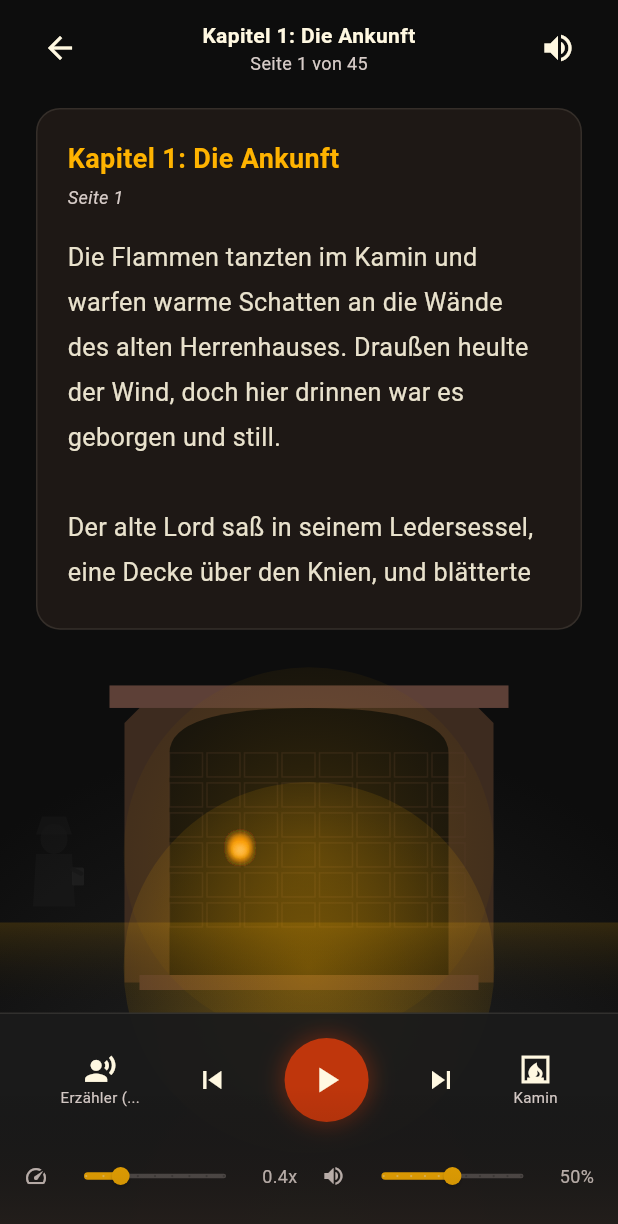
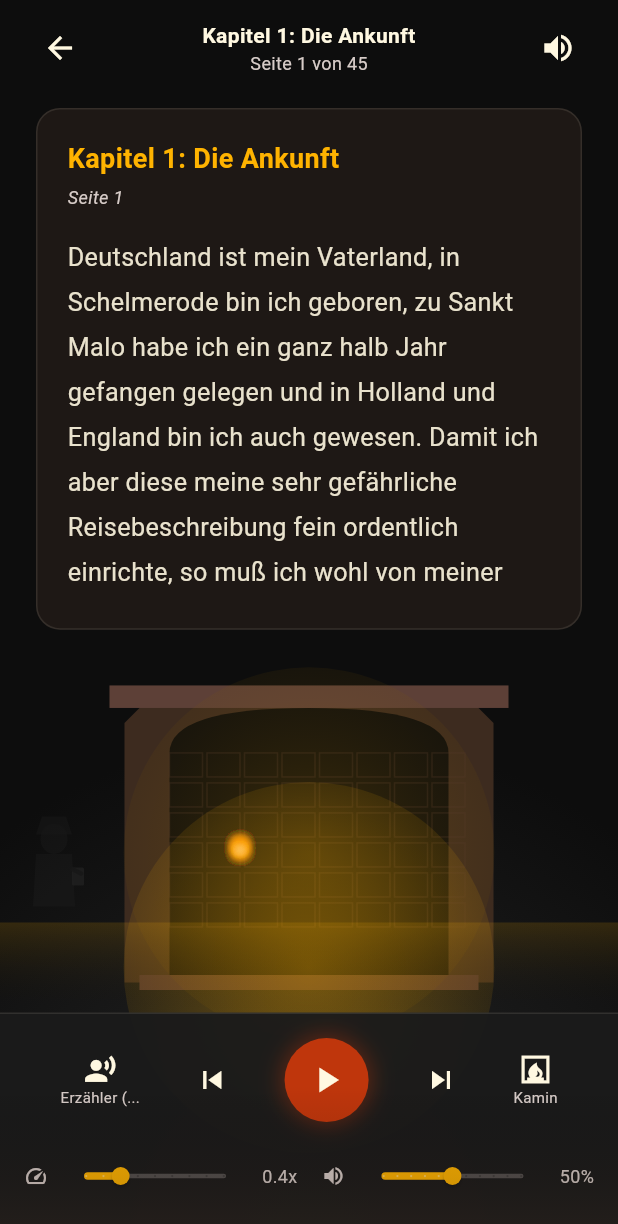
Before and after one commit to samwest1285-arch/nova-reader, a Flutter app: the FireplaceScreen screen opened by its route, on a phone screen of 412 x 824 dp. Shown: the top 1224 px of the screen. Run offline on Flutter 3.47's test engine with Material 3 defaults, Android fonts, the light colour scheme and no system bars; our stand-ins replace audioplayers, camera, equatable, file_picker, flutter_riverpod, flutter_tts and 3 more; missing offline and left inert: epubx, google_mlkit_text_recognition; accounts and stored records are empty; Roboto replaces fonts that are missing (Georgia).

Commit message:
Add echte deutsche Leseprobe (Schelmuffsky) für Kaminzimmer-Vorlesefunktion

```diff
--- a/lib/screens/fireplace/fireplace_screen.dart
+++ b/lib/screens/fireplace/fireplace_screen.dart
@@ -49,12 +49,12 @@ class _FireplaceScreenState extends ConsumerState<FireplaceScreen>
     'Kapitel 4: Die Begegnung',
   ];
 
-  // Sample book text for fireplace reading
+  // Sample book text for fireplace reading (aus "Schelmuffsky" von Christian Reuter, 1696)
   final List<String> _pageTexts = [
-    'Die Flammen tanzten im Kamin und warfen warme Schatten an die Wände des alten Herrenhauses. Draußen heulte der Wind, doch hier drinnen war es geborgen und still.\n\nDer alte Lord saß in seinem Ledersessel, eine Decke über den Knien, und blätterte in einem vergilbten Buch. Die Seiten raschelten leise, und der Duft von altem Papier und Leder erfüllte den Raum.',
-    'Es war in jener stürmischen Nacht, als der Bote an die Tür klopfte. Drei Mal klopfte er, und jeder Schlag hallte durch die hallenden Gänge des Anwesens.\n\nDer Lord erhob sich mühsam und öffnete die schwere Eichentür. Draußen stand ein junger Mann, triefend vor Nässe, einen versiegelten Brief in der Hand.',
-    '"Eine Nachricht von Ihrer Nichte, Mylord", sagte der Bote und reichte ihm das Schreiben. Das Siegel trug das Wappen der Familie - ein silberner Wolf auf blauem Grund.\n\nDer Lord brach das Siegel und begann zu lesen. Seine Miene wechselte von Neugier zu tiefer Besorgnis.',
-    'Die Worte auf dem Papier erzählten von einer Entdeckung, die alles verändern würde. Ein verborgenes Zimmer, eine alte Karte, ein Geheimnis, das seit Generationen in der Familie gehütet wurde.\n\n"Kommen Sie schnell", stand am Ende des Briefes. "Die Zeit drängt."',
+    'Deutschland ist mein Vaterland, in Schelmerode bin ich geboren, zu Sankt Malo habe ich ein ganz halb Jahr gefangen gelegen und in Holland und England bin ich auch gewesen. Damit ich aber diese meine sehr gefährliche Reisebeschreibung fein ordentlich einrichte, so muß ich wohl von meiner wunderlichen Geburt den Anfang machen. Als die große Ratte, welche meiner Frau Mutter ein ganz neu seiden Kleid zerfressen, mit dem Besen nicht hatte können totgeschlagen werden, indem sie meiner Schwester zwischen den Beinen durchläuft, fällt die ehrliche Frau in Ohnmacht.',
+    'Wie Herr Gerge diese Worte gesprochen hatte, fing ich zu ihm an und sagte: Mein lieber Herr Präzeptor, warum nehmet Ihr doch solche Köckelpossen vor und vermeinet, ich sei von dem bösen Geiste besessen; wenn Ihr aber wissen wolltet, was die Ursache wäre, daß ich flugs habe reden lernen und weswegen ich so frühzeitig bin auf die Welt gekommen, Ihr würdet wohl solche närrische Händel mit Eurem Hokuspokus nicht vorgenommen haben. Als sie mich dieses nun so reden höreten, o sapperment! was erweckte es vor Verwunderung vor den Leuten im Hause.',
+    'Ich kunnte aber seinen erbärmlichen Zustand nicht länger mit ansehen, sondern fing da an, meine wunderliche Geburt zu erzählen, und wie es niemand anders als diejenige Ratte verursacht hätte, welche das seidene Kleid zerfressen, daß ich so frühzeitig auf die Welt gekommen wäre und flugs reden können. Nachdem ich nun mit vielen Umständen den sämtlichen Hausgenossen die ganze Begebenheit von der Ratte erzählt hatte, so glaubten sie hernach allererst, daß ich meiner Frau Mutter ihr Sohn wäre.',
+    'Als nun meine Frau Mutter sah, daß mir das Studieren ganz nicht zu Halse wollte und nur das Schulgeld vor die lange Weile hingeben mußte, nahm sie mich aus der Schule wieder heraus und tat mich zu einem vornehmen Kaufmann, da sollte ich ein berühmter Handelsmann werden, ja ich hätte es wohl werden können, wenn ich auch Lust dazu gehabt hätte; denn anstatt da ich sollte die Nummern an den Waren merken und wie teuer die Elle müßte mit Profit verkauft werden, so hatte ich immer andere Schelmstücke in Gedanken.',
   ];
 
   // Particle system for flames
```
